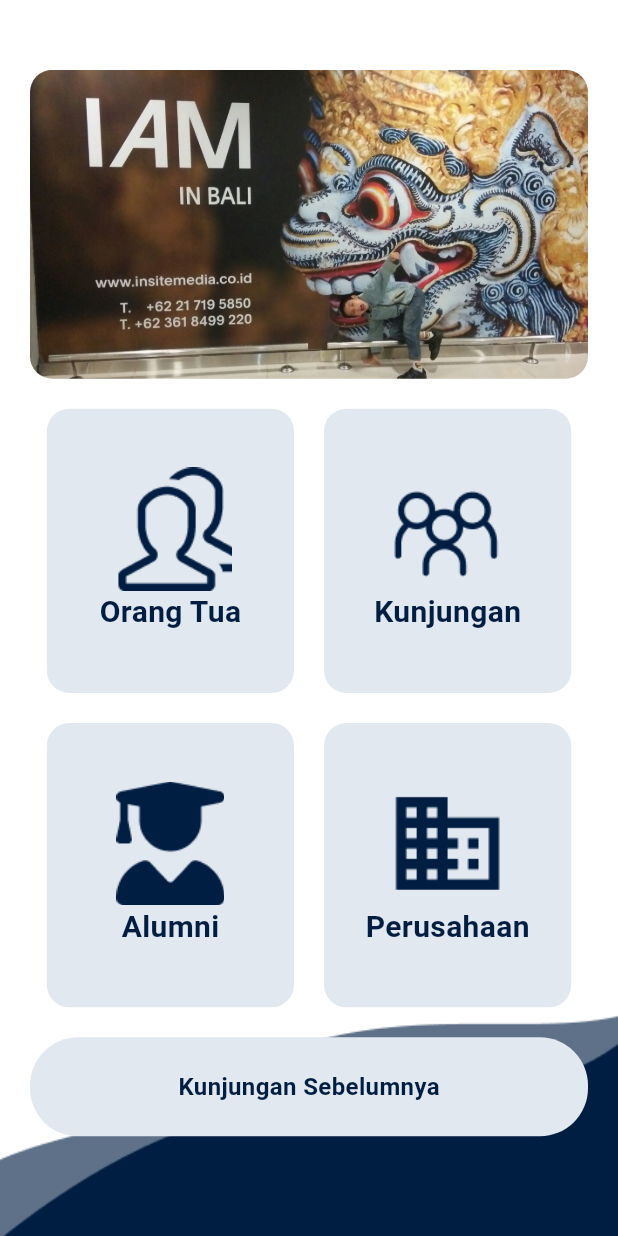
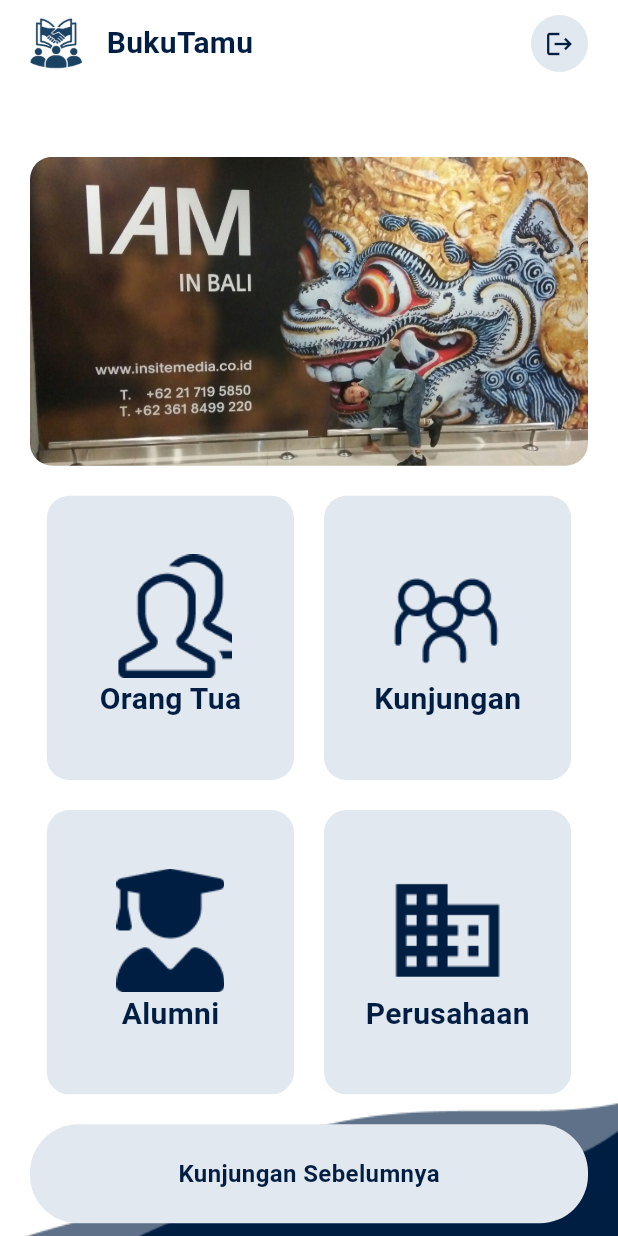
Before and after one commit to billymillo/Projek-Buku-Tamu-Mobile, a Flutter app: the screen it shows after launch, on a phone screen of 412 x 824 dp. Run offline on Flutter 3.47's test engine with Material 3 defaults, Android fonts, the phone set to English and light mode, and no system bars; our stand-ins replace get.

Commit message:
billy work2

```diff
--- a/lib/pages/mainMenuP.dart
+++ b/lib/pages/mainMenuP.dart
@@ -12,34 +12,67 @@ class MainMenuP extends StatelessWidget {
   Widget build(BuildContext context) {
     return Scaffold(
       backgroundColor: Colors.white,
+      appBar: PreferredSize(
+        preferredSize: const Size.fromHeight(60),
+        child: SafeArea(
+          child: Container(
+            padding: const EdgeInsets.symmetric(horizontal: 20, vertical: 10),
+            color: Colors.white,
+            child: Row(
+              mainAxisAlignment: MainAxisAlignment.spaceBetween,
+              children: [
+                Row(
+                  children: [
+                    Container(
+                      width: 35,
+                      height: 35,
+                      decoration: const BoxDecoration(
+                        image: DecorationImage(
+                          image: AssetImage('assets/icon/bukuTamu.png'),
+                        ),
+                      ),
+                    ),
+                    const SizedBox(width: 16),
+                    Text(
+                      "BukuTamu",
+                      style: TextStyle(
+                        fontFamily: 'Roboto',
+                        color: PrimaryColor().blue,
+                        fontSize: 20,
+                        fontWeight: FontWeight.w600,
+                      ),
+                    ),
+                  ],
+                ),
+                GestureDetector(
+                  onTap: () {},
+                  child: Container(
+                    width: 38,
+                    height: 38,
+                    decoration: BoxDecoration(
+                      color: PrimaryColor().shadowGrey,
+                      shape: BoxShape.circle,
+                    ),
+                    child: Padding(
+                      padding: const EdgeInsets.all(
+                          3), // sesuaikan agar image lebih kecil
+                      child: Icon(
+                        Icons.logout,
+                        color: PrimaryColor().blue,
+                        size: 20,
+                      ),
+                    ),
+                  ),
+                )
+              ],
+            ),
+          ),
+        ),
+      ),
       body: SingleChildScrollView(
         child: SizedBox(
           height: MediaQuery.of(context).size.height,
           child: Stack(children: [
-            // Container(
-            //   width: MediaQuery.of(context).size.width,
-            //   child: Row(
-            //     children: [
-            //       Container(
-            //         width: MediaQuery.of(context).size.width * 0.1,
-            //         height: MediaQuery.of(context).size.height * 0.1,
-            //         decoration: const BoxDecoration(
-            //           image: DecorationImage(
-            //               image: AssetImage('assets/icon/bukutamu.jpg'),
-            //               fit: BoxFit.cover),
-            //         ),
-            //       ),
-            //       Text(
-            //         "BukuTamu",
-            //         style: TextStyle(
-            //             fontFamily: 'Roboto',
-            //             color: PrimaryColor().blue,
-            //             fontSize: 20,
-            //             fontWeight: FontWeight.w600),
-            //       )
-            //     ],
-            //   ),
-            // ),
             Positioned(
               left: 0,
               right: 0,
--- a/lib/routes/appPages.dart
+++ b/lib/routes/appPages.dart
@@ -1,4 +1,3 @@
-import 'package:flutter/widgets.dart';
 import 'package:get/get.dart';
 import 'package:mobile/pages/AlumniFormPage.dart';
 import 'package:mobile/pages/ParentFormPage.dart';
--- a/pubspec.yaml
+++ b/pubspec.yaml
@@ -73,6 +73,7 @@ flutter:
     - assets/icon/kunjungan.png
     - assets/icon/perusahaan.png
     - assets/icon/alumni.png
+    - assets/icon/logout.png
 
   # An image asset can refer to one or more resolution-specific "variants", see
   # https://flutter.dev/assets-and-images/#resolution-aware
```
Also changed, not shown: assets/icon/logout.png (added).
